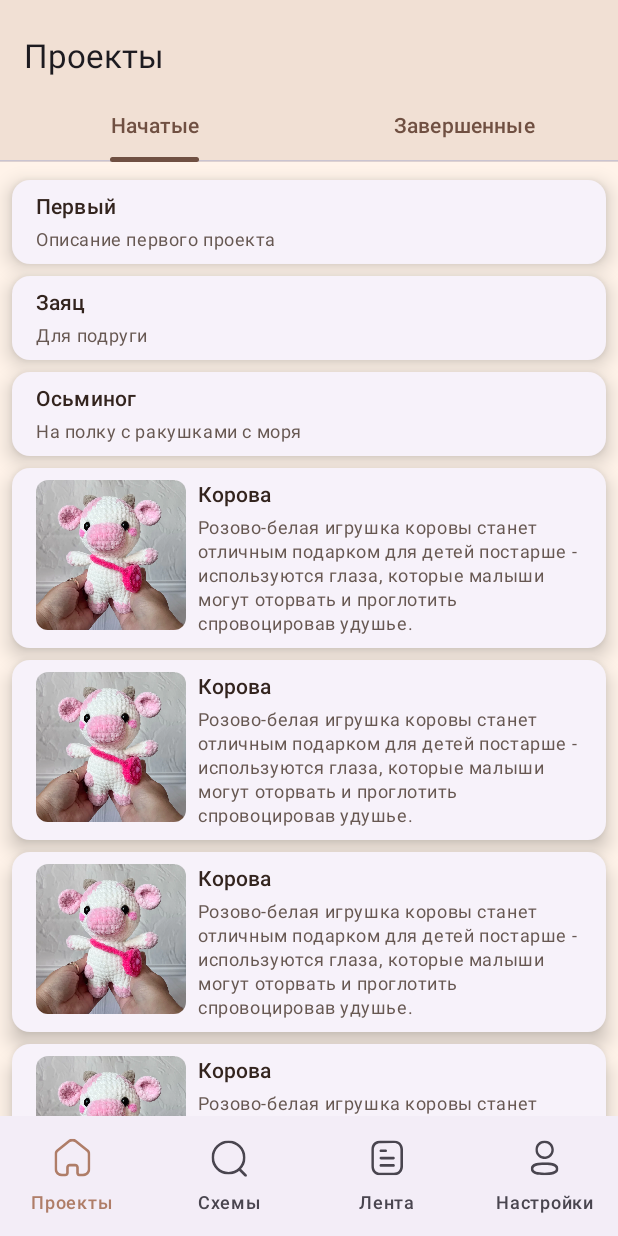
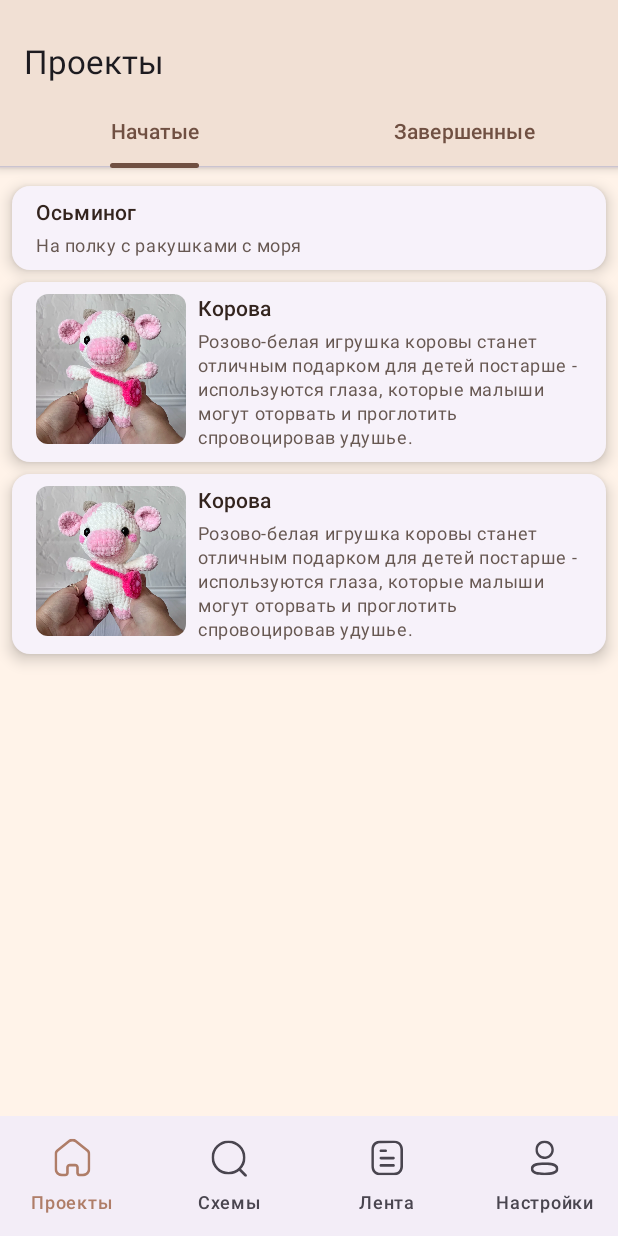
Before and after one commit to Frogog/Crochetick, an Android app built with Jetpack Compose: the screen it shows after launch (MainActivity), on a phone screen of 412 x 824 dp. Run offline under Robolectric (Android 15) with nearby library versions, the light colour scheme and no system bars.

Commit message:
Изменена логика рендера списка проектов. Реализованы вкладки проектов

```diff
--- a/app/src/main/java/com/example/crochetick/ComposePreviewActivity.kt
+++ b/app/src/main/java/com/example/crochetick/ComposePreviewActivity.kt
@@ -16,7 +16,7 @@
         Scaffold(
             modifier = Modifier.fillMaxSize()
         ) {
-            CustompProjectTopBar(
+            CustomProjectTopBar(
                 title = "Проекты"
             )
         }
--- a/app/src/main/java/com/example/crochetick/MainActivity.kt
+++ b/app/src/main/java/com/example/crochetick/MainActivity.kt
@@ -50,6 +50,7 @@
 import androidx.compose.material3.Scaffold
 import androidx.compose.runtime.saveable.rememberSaveable
 import androidx.compose.ui.Alignment
+import androidx.compose.ui.draw.shadow
 import androidx.compose.ui.graphics.Color
 import androidx.compose.ui.graphics.vector.ImageVector
 import androidx.compose.ui.res.vectorResource
@@ -68,16 +69,7 @@
                 false,"04.12.2024","05.12.2024", true),
             ProjectData(3,"Корова","Розово-белая игрушка коровы станет отличным подарком для детей постарше - используются глаза, которые малыши могут оторвать и проглотить спровоцировав удушье. ",
                 false,"04.12.2024","05.12.2024", true),
-            ProjectData(3,"Корова","Розово-белая игрушка коровы станет отличным подарком для детей постарше - используются глаза, которые малыши могут оторвать и проглотить спровоцировав удушье. ",
-                false,"04.12.2024","05.12.2024", true),
-            ProjectData(3,"Корова","Розово-белая игрушка коровы станет отличным подарком для детей постарше - используются глаза, которые малыши могут оторвать и проглотить спровоцировав удушье. ",
-                false,"04.12.2024","05.12.2024", true),
-            ProjectData(3,"Корова","Розово-белая игрушка коровы станет отличным подарком для детей постарше - используются глаза, которые малыши могут оторвать и проглотить спровоцировав удушье. ",
-                false,"04.12.2024","05.12.2024", true),
-            ProjectData(3,"Корова","Розово-белая игрушка коровы станет отличным подарком для детей постарше - используются глаза, которые малыши могут оторвать и проглотить спровоцировав удушье. ",
-                false,"04.12.2024","05.12.2024", true),
-            ProjectData(3,"Корова","Розово-белая игрушка коровы станет отличным подарком для детей постарше - используются глаза, которые малыши могут оторвать и проглотить спровоцировав удушье. ",
-                false,"04.12.2024","05.12.2024", true),
+
         )
         val tabDataArrays:List<TabData> = listOf(
             TabData(0,"Начатые"),
@@ -97,8 +89,11 @@
         enableEdgeToEdge()
         setContent {
             CrochetickTheme {
+                var selectedTabIndex by remember {
+                    mutableIntStateOf(0)
+                }
                 Scaffold (
-                    topBar = { CustompProjectTopBar("Проекты") },
+                    topBar = { CustomProjectTopBar("Проекты") },
                     bottomBar = { ProjectBottomBar()}
                 ){innerPadding->
                     Column(modifier = Modifier.padding(innerPadding)){
@@ -109,7 +104,7 @@
                                 ProjectCard(
                                     item = item,
                                 )
-                                if (index== projectDataArrays.size-1) Spacer(modifier = Modifier.height(8.dp))
+                                if (index== projectDataArrays.size-1) Spacer(modifier = Modifier.height(8.dp).shadow(8.dp))
                             }
                         }
                     }
@@ -120,12 +115,12 @@
 }
 
 @Composable
-fun CustompProjectTopBar(title: String){
+fun CustomProjectTopBar(title: String){
     Row(
         modifier = Modifier
             .fillMaxWidth()
             .background(CardSurfaceBrown)
-            .padding(top = 24.dp,bottom = 8.dp),
+            .padding(top = 28.dp,bottom = 8.dp),
         verticalAlignment = Alignment.CenterVertically,
     ) {
         Text(
@@ -144,7 +139,7 @@
     }
     PrimaryTabRow(
         selectedTabIndex = selectedTabIndex,
-        modifier = Modifier.padding()
+        modifier = Modifier.shadow(4.dp)
     ) {
         tabDataArrays.forEachIndexed{ index, item ->
             Tab(
@@ -159,15 +154,19 @@
             )
         }
     }
+    when(selectedTabIndex){
+        0->ProjectList(projectDataArrays.filter { !it.ended })
+        1->ProjectList(projectDataArrays.filter { it.ended })
+    }
 }
 
 @Composable
-fun ProjectCard(item:ProjectData) {
+fun ProjectCard(item:ProjectData, modifier: Modifier = Modifier) {
     CrochetickTheme {
         ElevatedCard(modifier = Modifier
             .fillMaxWidth()
-            .padding(horizontal = 8.dp, vertical = 4.dp),
-            elevation = CardDefaults.elevatedCardElevation(8.dp)
+            .padding(horizontal = 8.dp, vertical = 4.dp).then(modifier),
+            elevation = CardDefaults.elevatedCardElevation(6.dp)
         )
         {
             Row(modifier = Modifier.padding(horizontal = 16.dp, vertical = 8.dp)){
@@ -201,7 +200,6 @@
     }
 }
 
-@OptIn(ExperimentalMaterial3Api::class)
 @Composable
 fun ProjectBottomBar(){
     var selectedNavIndex by rememberSaveable() {
@@ -231,22 +229,19 @@
                 )
             )
         }
-        /*NavigationBarItem(
-            selected = true,
-            onClick = {},
-            icon = {
-                Icon(
-                    imageVector = ImageVector.vectorResource(R.drawable.home),
-                    contentDescription = "Проекты"
-                )
-            },
-            label = {
-                Text("Проекты")
-            },
-            colors = NavigationBarItemDefaults.colors(
-                indicatorColor = Color.Transparent
+    }
+}
+
+@Composable
+fun ProjectList(projectDataArray:List<ProjectData>){
+    LazyColumn(modifier = Modifier.fillMaxSize()) {
+        itemsIndexed(projectDataArray){index, item ->
+            if (index==0) Spacer(modifier = Modifier.height(8.dp))
+            ProjectCard(
+                item = item,
             )
-        )*/
+            if (index== projectDataArray.size-1) Spacer(modifier = Modifier.height(8.dp).shadow(8.dp))
+        }
     }
 }
 
@@ -267,20 +262,11 @@
 fun MainPreview() {
     CrochetickTheme {
         Scaffold (
-            topBar = { CustompProjectTopBar("Проекты") },
+            topBar = { CustomProjectTopBar("Проекты") },
             bottomBar = { ProjectBottomBar()}
         ){innerPadding->
             Column(modifier = Modifier.padding(innerPadding)){
                 ProjectTabRow()
-                LazyColumn(modifier = Modifier.fillMaxSize()) {
-                    itemsIndexed(projectDataArrays){index, item ->
-                        if (index==0) Spacer(modifier = Modifier.height(8.dp))
-                        ProjectCard(
-                            item = item,
-                        )
-                        if (index== projectDataArrays.size-1) Spacer(modifier = Modifier.height(8.dp))
-                    }
-                }
             }
         }
     }
```
